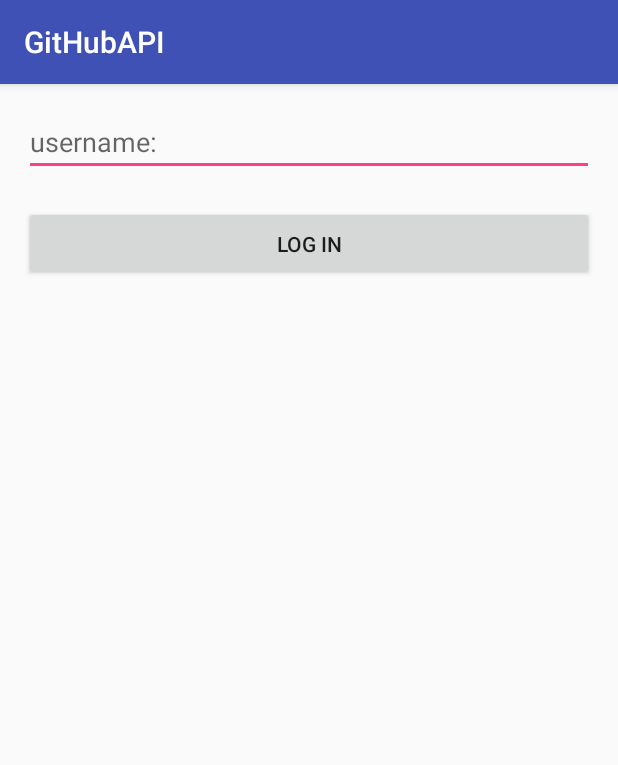
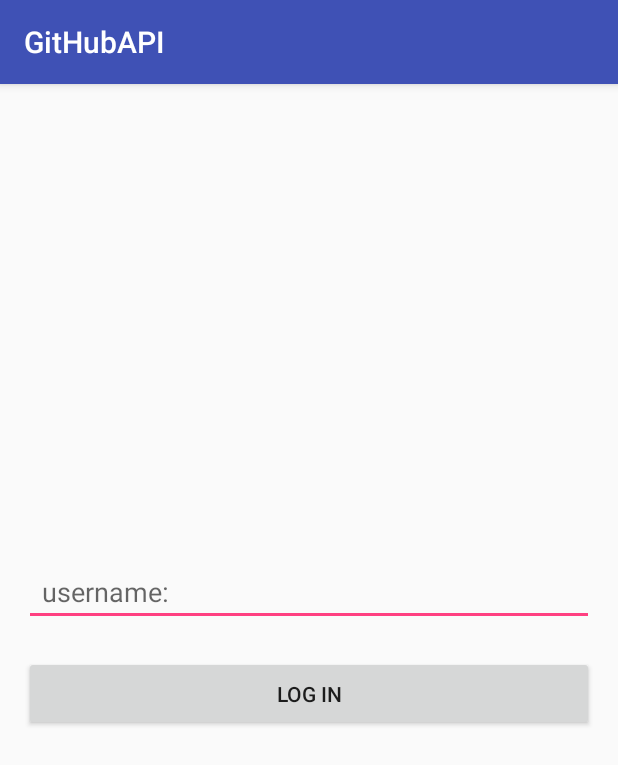
Before and after one commit to rohit9075/GitHubAPI, an Android app: the screen it shows after launch (LogInActivity), on a phone screen of 412 x 824 dp. Shown: the top 765 px of the screen. Run offline under Robolectric (Android 15) with nearby library versions, the phone set to English and light mode, and no system bars; 2 statements that could not run were skipped.

Commit message:
Login Activity Layout

```diff
--- a/app/src/main/res/layout/activity_log_in.xml
+++ b/app/src/main/res/layout/activity_log_in.xml
@@ -4,17 +4,21 @@
     xmlns:tools="http://schemas.android.com/tools"
     android:layout_width="match_parent"
     android:layout_height="match_parent"
-    android:paddingBottom="@dimen/activity_vertical_margin"
-    android:paddingLeft="@dimen/activity_horizontal_margin"
-    android:paddingRight="@dimen/activity_horizontal_margin"
-    android:paddingTop="@dimen/activity_vertical_margin"
+    android:padding="16dp"
     tools:context=".activity.LogInActivity">
+
+    <LinearLayout
+        android:layout_width="match_parent"
+        android:layout_height="wrap_content"
+        android:layout_centerInParent="true"
+        android:orientation="vertical">
 
         <EditText android:id="@+id/input_username"
             android:layout_width="match_parent"
             android:layout_height="wrap_content"
+            android:hint= "@string/username"
             android:inputType="text"
-              android:hint= "@string/username"/>
+            android:paddingStart="12dp"/>
 
         <Button
             android:id="@+id/button_login"
@@ -23,6 +27,7 @@
             android:layout_marginTop="20dp"
             android:layout_marginBottom="20dp"
             android:padding="15dp"
-        android:layout_below="@id/input_username"
             android:text="@string/login" />
+
+    </LinearLayout>
 </RelativeLayout>
```
Lines whose indentation alone changed are shown as unchanged.
